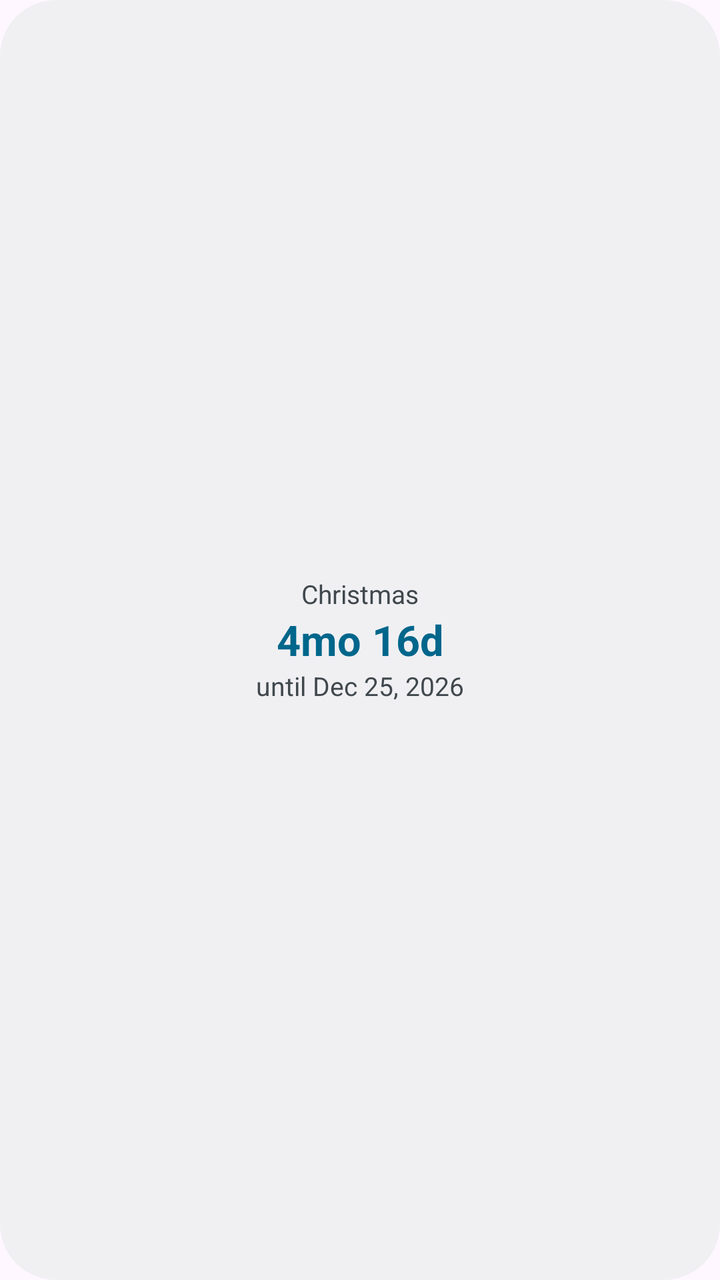
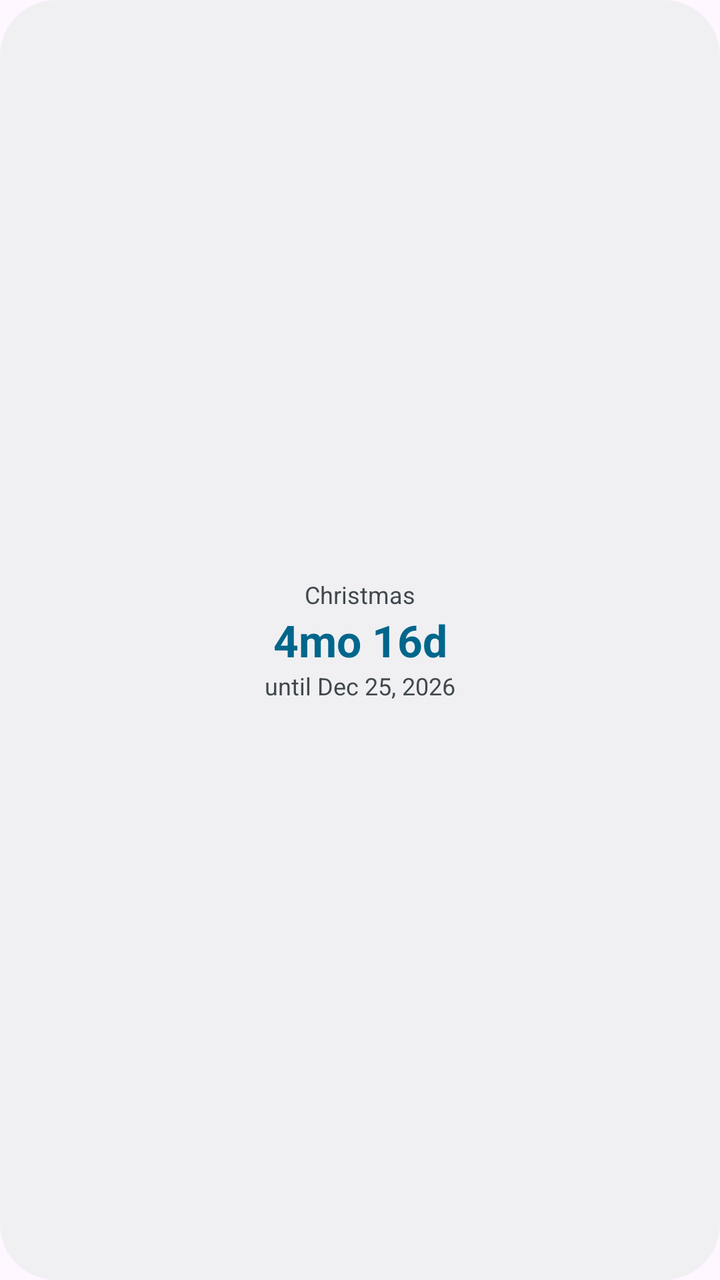

Before-and-after screenshots of an Android layout around one commit, followed by the original layout XML and the change that was made.
<!-- AndroidManifest.xml: application theme Theme.CountdownWidgets -->
<!-- res/layout/widget_preview.xml -->
<?xml version="1.0" encoding="utf-8"?>
<LinearLayout xmlns:android="http://schemas.android.com/apk/res/android"
    android:layout_width="match_parent"
    android:layout_height="match_parent"
    android:background="@drawable/widget_background"
    android:gravity="center"
    android:orientation="vertical"
    android:padding="@dimen/widget_padding_compact">

    <TextView
        android:layout_width="match_parent"
        android:layout_height="wrap_content"
        android:gravity="center"
        android:maxLines="1"
        android:text="@string/preview_name"
        android:textColor="@color/widget_text_secondary"
        android:textSize="@dimen/widget_label_text_min" />

    <TextView
        android:layout_width="match_parent"
        android:layout_height="wrap_content"
        android:gravity="center"
        android:maxLines="1"
        android:text="@string/preview_value"
        android:textColor="@color/widget_text_primary"
        android:textSize="21sp"
        android:textStyle="bold" />

    <TextView
        android:layout_width="match_parent"
        android:layout_height="wrap_content"
        android:gravity="center"
        android:maxLines="1"
        android:text="@string/preview_footer"
        android:textColor="@color/widget_text_secondary"
        android:textSize="@dimen/widget_label_text_min" />
</LinearLayout>
<!-- resources referenced by this layout -->
<resources>
  <color name="widget_text_primary">@android:color/system_accent1_600</color>
  <color name="widget_text_secondary">@android:color/system_neutral2_700</color>
  <dimen name="widget_label_text_min">13sp</dimen>
  <dimen name="widget_padding_compact">6dp</dimen>
  <!-- drawable widget_background (drawable) -->
  <?xml version="1.0" encoding="utf-8"?>
  <shape xmlns:android="http://schemas.android.com/apk/res/android"
      android:shape="rectangle">
      <corners android:radius="@dimen/widget_corner_radius" />
      <solid android:color="@color/widget_background" />
  </shape>
  <string name="preview_footer">until Dec 25, 2026</string>
  <string name="preview_name">Christmas</string>
  <string name="preview_value">4mo 16d</string>
  <style name="Theme.CountdownWidgets" parent="Theme.Material3.DayNight.NoActionBar" />
  <dimen name="widget_corner_radius">@android:dimen/system_app_widget_background_radius</dimen>
  <color name="widget_background">@android:color/system_neutral1_50</color>
</resources>

<!-- the commit's change to res/layout/widget_preview.xml (unified diff, before → after) -->
@@ -23,7 +23,7 @@
         android:maxLines="1"
         android:text="@string/preview_value"
         android:textColor="@color/widget_text_primary"
-        android:textSize="21sp"
+        android:textSize="22sp"
         android:textStyle="bold" />
 
     <TextView
<!-- resource entries referenced after the edit -->
@@ -2,7 +2,7 @@
 <resources>
   <color name="widget_text_primary">@android:color/system_accent1_600</color>
   <color name="widget_text_secondary">@android:color/system_neutral2_700</color>
-  <dimen name="widget_label_text_min">13sp</dimen>
+  <dimen name="widget_label_text_min">12sp</dimen>
   <dimen name="widget_padding_compact">6dp</dimen>
   <!-- drawable widget_background (drawable) -->
   <?xml version="1.0" encoding="utf-8"?>
